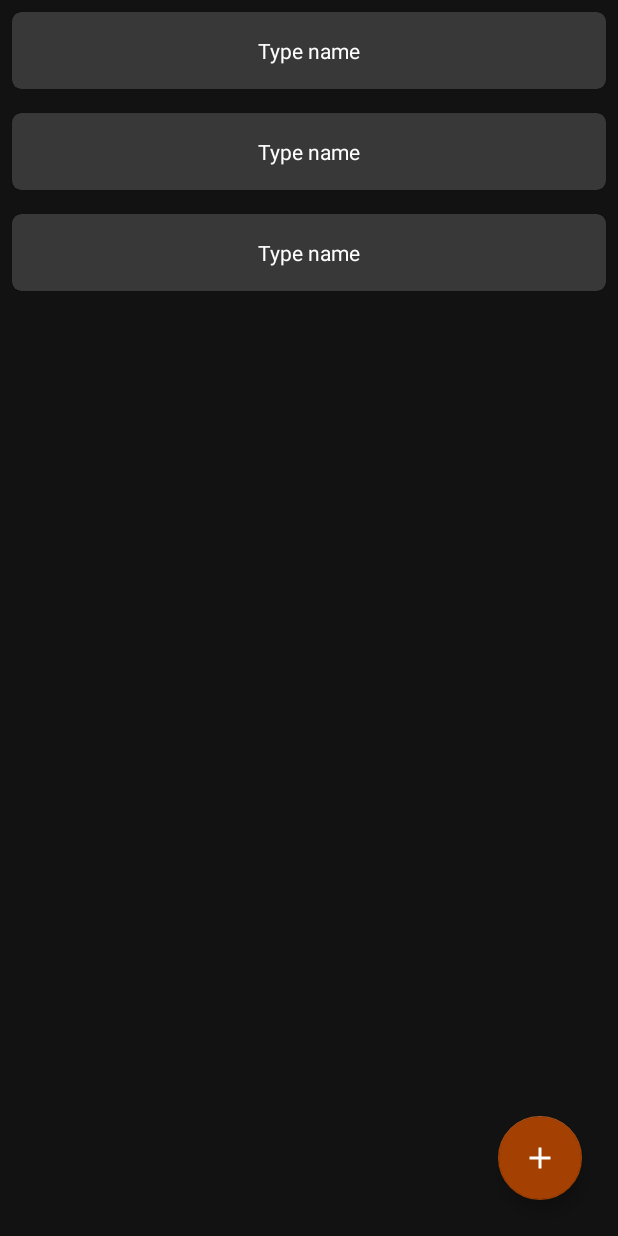
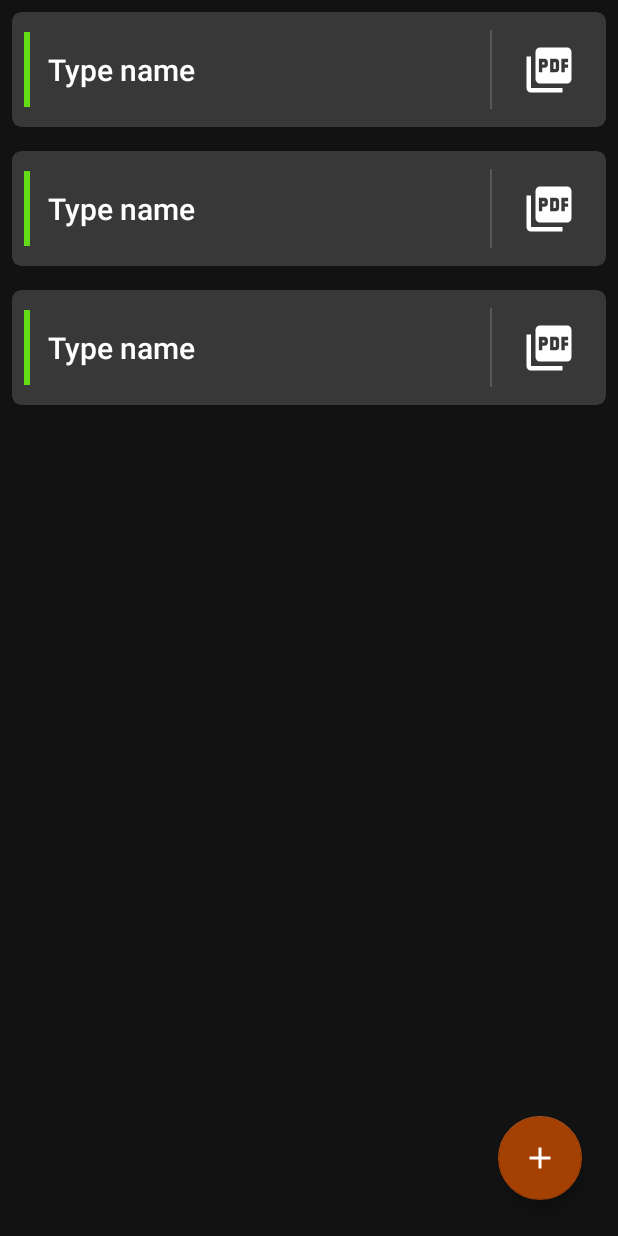
Before and after one commit to skichrome/easy-vgp-oc, an Android app: the layout fragment_vgp_list.xml on its own in the app's theme, with its tools: preview values and no code run, on a phone screen of 412 x 824 dp. Run offline under Robolectric (Android 15) with nearby library versions, the phone set to English and light mode, and no system bars.

Commit message:
Working on VGP list features.
[Features]
  - Added a button on vgp list, it will be used to generate the final pdf report.
  - Added visual indicator to know if a report is in final state or if it is at a draft state (you can modify a draft but you can't modify when a report is final).
  - Added automatic back navigation when a new report is saved.
  - Grouped database query results to get one report in list for all items with same report date.
  - [WIP] added margin on bottom list items, but need to be improved

```diff
--- a/app/src/main/java/com/skichrome/oc/easyvgp/model/DefaultVgpListRepository.kt
+++ b/app/src/main/java/com/skichrome/oc/easyvgp/model/DefaultVgpListRepository.kt
@@ -1,6 +1,8 @@
 package com.skichrome.oc.easyvgp.model
+
+import com.skichrome.oc.easyvgp.model.local.database.VgpListItem
 
 class DefaultVgpListRepository(private val localSource: VgpListSource) : VgpListRepository
 {
-    override suspend fun getAllReports(machineId: Long): Results<List<Long>> = localSource.getAllReports(machineId)
+    override suspend fun getAllReports(machineId: Long): Results<List<VgpListItem>> = localSource.getAllReports(machineId)
 }
--- a/app/src/main/java/com/skichrome/oc/easyvgp/model/VgpListRepository.kt
+++ b/app/src/main/java/com/skichrome/oc/easyvgp/model/VgpListRepository.kt
@@ -1,6 +1,8 @@
 package com.skichrome.oc.easyvgp.model
+
+import com.skichrome.oc.easyvgp.model.local.database.VgpListItem
 
 interface VgpListRepository
 {
-    suspend fun getAllReports(machineId: Long): Results<List<Long>>
+    suspend fun getAllReports(machineId: Long): Results<List<VgpListItem>>
 }
--- a/app/src/main/java/com/skichrome/oc/easyvgp/model/VgpListSource.kt
+++ b/app/src/main/java/com/skichrome/oc/easyvgp/model/VgpListSource.kt
@@ -1,6 +1,8 @@
 package com.skichrome.oc.easyvgp.model
+
+import com.skichrome.oc.easyvgp.model.local.database.VgpListItem
 
 interface VgpListSource
 {
-    suspend fun getAllReports(machineId: Long): Results<List<Long>>
+    suspend fun getAllReports(machineId: Long): Results<List<VgpListItem>>
 }
--- a/app/src/main/java/com/skichrome/oc/easyvgp/model/local/LocalVgpListSource.kt
+++ b/app/src/main/java/com/skichrome/oc/easyvgp/model/local/LocalVgpListSource.kt
@@ -5,6 +5,7 @@ import com.skichrome.oc.easyvgp.model.Results.Error
 import com.skichrome.oc.easyvgp.model.Results.Success
 import com.skichrome.oc.easyvgp.model.VgpListSource
 import com.skichrome.oc.easyvgp.model.local.database.MachineControlPointDataDao
+import com.skichrome.oc.easyvgp.model.local.database.VgpListItem
 import kotlinx.coroutines.CoroutineDispatcher
 import kotlinx.coroutines.Dispatchers
 import kotlinx.coroutines.withContext
@@ -14,7 +15,7 @@ class LocalVgpListSource(
     private val dispatchers: CoroutineDispatcher = Dispatchers.IO
 ) : VgpListSource
 {
-    override suspend fun getAllReports(machineId: Long): Results<List<Long>> = withContext(dispatchers) {
+    override suspend fun getAllReports(machineId: Long): Results<List<VgpListItem>> = withContext(dispatchers) {
         return@withContext try
         {
             Success(machineControlPointDataDao.getCtrlPointDataFromMachineId(machineId))
--- a/app/src/main/java/com/skichrome/oc/easyvgp/view/fragments/NewVgpFragment.kt
+++ b/app/src/main/java/com/skichrome/oc/easyvgp/view/fragments/NewVgpFragment.kt
@@ -4,6 +4,7 @@ import android.text.InputType
 import android.widget.EditText
 import androidx.appcompat.app.AlertDialog
 import androidx.fragment.app.viewModels
+import androidx.navigation.fragment.findNavController
 import androidx.navigation.fragment.navArgs
 import com.skichrome.oc.easyvgp.EasyVGPApplication
 import com.skichrome.oc.easyvgp.R
@@ -51,6 +52,7 @@ class NewVgpFragment : BaseBindingFragment<FragmentNewVgpBinding>()
     {
         viewModel.message.observe(viewLifecycleOwner, EventObserver { binding.root.snackBar(getString(it)) })
         viewModel.onClickCommentEvent.observe(viewLifecycleOwner, EventObserver { showCommentAlertDialog(it) })
+        viewModel.onReportSaved.observe(viewLifecycleOwner, EventObserver { if (it) findNavController().navigateUp() })
         viewModel.getMachineTypeWithControlPoints(args.machineTypeId)
     }
 
--- a/app/src/main/java/com/skichrome/oc/easyvgp/view/fragments/adapters/ControlPointNewVgpAdapter.kt
+++ b/app/src/main/java/com/skichrome/oc/easyvgp/view/fragments/adapters/ControlPointNewVgpAdapter.kt
@@ -8,6 +8,7 @@ import androidx.recyclerview.widget.RecyclerView
 import com.skichrome.oc.easyvgp.R
 import com.skichrome.oc.easyvgp.databinding.ItemRvFragmentVgpBinding
 import com.skichrome.oc.easyvgp.model.local.util.ControlPointDataVgp
+import com.skichrome.oc.easyvgp.util.setHolderBottomMargin
 import com.skichrome.oc.easyvgp.viewmodel.VgpViewModel
 
 class ControlPointNewVgpAdapter(private val viewModel: VgpViewModel) :
@@ -19,8 +20,11 @@ class ControlPointNewVgpAdapter(private val viewModel: VgpViewModel) :
         return MachineTypeViewHolder(binding)
     }
 
-    override fun onBindViewHolder(holder: MachineTypeViewHolder, position: Int) =
+    override fun onBindViewHolder(holder: MachineTypeViewHolder, position: Int)
+    {
+        holder.setHolderBottomMargin(position == currentList.lastIndex)
         holder.bind(controlPoint = getItem(position), viewModel = viewModel, position = position)
+    }
 
     class MachineTypeViewHolder(private val binding: ItemRvFragmentVgpBinding) : RecyclerView.ViewHolder(binding.root)
     {
--- a/app/src/main/java/com/skichrome/oc/easyvgp/viewmodel/VgpViewModel.kt
+++ b/app/src/main/java/com/skichrome/oc/easyvgp/viewmodel/VgpViewModel.kt
@@ -26,6 +26,9 @@ class VgpViewModel(private val repository: NewVgpRepository) : ViewModel()
 
     private val _onClickCommentEvent = MutableLiveData<Event<Int>>()
     val onClickCommentEvent: LiveData<Event<Int>> = _onClickCommentEvent
+
+    private val _onReportSaved = MutableLiveData<Event<Boolean>>()
+    val onReportSaved: LiveData<Event<Boolean>> = _onReportSaved
 
     // --- Data
 
@@ -90,7 +93,7 @@ class VgpViewModel(private val repository: NewVgpRepository) : ViewModel()
             _machineTypeWithControlPointsData.value?.let {
                 val result = repository.insertMachineControlPointData(it, machineId)
                 if (result is Success)
-                    showMessage(R.string.vgp_view_model_data_successfully_saved)
+                    _onReportSaved.value = Event(true)
                 else
                     Log.e("VgpVm", "Error : ${(result as Error).exception.message}", result.exception)
             }
--- /dev/null
+++ b/app/src/main/res/drawable/ic_picture_as_pdf_24dp.xml
@@ -0,0 +1,12 @@
+<vector
+    xmlns:android="http://schemas.android.com/apk/res/android"
+    android:width="24dp"
+    android:height="24dp"
+    android:autoMirrored="true"
+    android:tint="#FFFFFF"
+    android:viewportWidth="24.0"
+    android:viewportHeight="24.0">
+    <path
+        android:fillColor="#FF000000"
+        android:pathData="M20,2L8,2c-1.1,0 -2,0.9 -2,2v12c0,1.1 0.9,2 2,2h12c1.1,0 2,-0.9 2,-2L22,4c0,-1.1 -0.9,-2 -2,-2zM11.5,9.5c0,0.83 -0.67,1.5 -1.5,1.5L9,11v2L7.5,13L7.5,7L10,7c0.83,0 1.5,0.67 1.5,1.5v1zM16.5,11.5c0,0.83 -0.67,1.5 -1.5,1.5h-2.5L12.5,7L15,7c0.83,0 1.5,0.67 1.5,1.5v3zM20.5,8.5L19,8.5v1h1.5L20.5,11L19,11v2h-1.5L17.5,7h3v1.5zM9,9.5h1v-1L9,8.5v1zM4,6L2,6v14c0,1.1 0.9,2 2,2h14v-2L4,20L4,6zM14,11.5h1v-3h-1v3z" />
+</vector>
--- a/app/src/main/res/layout/fragment_vgp_list.xml
+++ b/app/src/main/res/layout/fragment_vgp_list.xml
@@ -20,6 +20,7 @@
             android:id="@+id/vgpListFragmentRecyclerView"
             android:layout_width="0dp"
             android:layout_height="0dp"
+            android:layout_marginBottom="8dp"
             app:items_reports="@{viewModel.vgpList}"
             app:layoutManager="androidx.recyclerview.widget.LinearLayoutManager"
             app:layout_constraintBottom_toBottomOf="parent"
--- a/app/src/main/res/layout/item_rv_vgp_list.xml
+++ b/app/src/main/res/layout/item_rv_vgp_list.xml
@@ -9,7 +9,7 @@
 
         <variable
             name="report"
-            type="Long" />
+            type="com.skichrome.oc.easyvgp.model.local.database.VgpListItem" />
 
         <variable
             name="viewModel"
@@ -25,21 +25,57 @@
 
         <androidx.constraintlayout.widget.ConstraintLayout
             android:layout_width="match_parent"
-            android:layout_height="match_parent">
+            android:layout_height="match_parent"
+            android:layout_margin="8dp">
+
+            <View
+                android:id="@+id/rvItemFragVgpCtrlPointStateViewIndicator"
+                android:layout_width="4dp"
+                android:layout_height="50dp"
+                android:layout_marginVertical="5dp"
+                android:background="@color/primaryLightColor"
+                app:layout_constraintBottom_toBottomOf="parent"
+                app:layout_constraintStart_toStartOf="parent"
+                app:layout_constraintTop_toTopOf="parent"
+                tools:background="@color/ctrlPointChoiceBE" />
 
             <TextView
-                android:id="@+id/rvItemMachineTypeName"
-                style="@style/tvBody1Style"
+                android:id="@+id/rvItemVgpListReportName"
+                style="@style/tvTitleStyle"
                 android:layout_width="wrap_content"
                 android:layout_height="wrap_content"
                 android:layout_marginBottom="16dp"
-                app:bind_date="@{report}"
+                app:bind_date="@{report.reportDate}"
                 app:layout_constraintBottom_toBottomOf="parent"
-                app:layout_constraintEnd_toEndOf="parent"
                 app:layout_constraintStart_toStartOf="parent"
                 app:layout_constraintTop_toTopOf="parent"
                 tools:text="Type name" />
 
+            <View
+                android:layout_width="1dp"
+                android:layout_height="0dp"
+                android:layout_marginTop="4dp"
+                android:layout_marginEnd="16dp"
+                android:layout_marginBottom="4dp"
+                android:background="@color/darkThemeSeparatorColor"
+                app:layout_constraintBottom_toBottomOf="parent"
+                app:layout_constraintEnd_toStartOf="@+id/rvItemVgpListGeneratePdf"
+                app:layout_constraintTop_toTopOf="parent" />
+
+            <ImageView
+                android:id="@+id/rvItemVgpListGeneratePdf"
+                android:layout_width="44dp"
+                android:layout_height="44dp"
+                android:layout_marginEnd="8dp"
+                android:background="?android:attr/selectableItemBackground"
+                android:clickable="true"
+                android:focusable="true"
+                android:padding="4dp"
+                android:src="@drawable/ic_picture_as_pdf_24dp"
+                app:layout_constraintBottom_toBottomOf="parent"
+                app:layout_constraintEnd_toEndOf="parent"
+                app:layout_constraintTop_toTopOf="parent" />
+
         </androidx.constraintlayout.widget.ConstraintLayout>
     </androidx.cardview.widget.CardView>
 </layout>
--- a/app/src/main/res/values/colors.xml
+++ b/app/src/main/res/values/colors.xml
@@ -23,6 +23,9 @@
     <color name="ctrlPointChoiceEM">#FF6D00</color>
     <color name="ctrlPointChoiceME">#DD2C00</color>
 
+    <color name="reportFinal">#64DD17</color>
+    <color name="reportDraft">#2962FF</color>
+
     <!--    <color name="primaryColor">#121212</color>-->
     <!--    <color name="primaryLightColor">#383838</color>-->
     <!--    <color name="primaryDarkColor">#000000</color>-->
```
Also changed, not shown: app/src/main/java/com/skichrome/oc/easyvgp/model/local/database/MachineControlPointData.kt (+10 -3 lines), app/src/main/java/com/skichrome/oc/easyvgp/util/BindingAdaptersMethods.kt (+3 -6 lines), app/src/main/java/com/skichrome/oc/easyvgp/util/Methods.kt (+9 -0 lines), app/src/main/java/com/skichrome/oc/easyvgp/view/fragments/adapters/ControlPointAdapter.kt (+6 -1 lines), app/src/main/java/com/skichrome/oc/easyvgp/view/fragments/adapters/CustomerFragmentAdapter.kt (+6 -1 lines), app/src/main/java/com/skichrome/oc/easyvgp/view/fragments/adapters/MachineFragmentAdapter.kt (+6 -1 lines), app/src/main/java/com/skichrome/oc/easyvgp/view/fragments/adapters/VgpListFragmentAdapter.kt (+16 -6 lines), app/src/main/java/com/skichrome/oc/easyvgp/viewmodel/VgpListViewModel.kt (+5 -4 lines).
